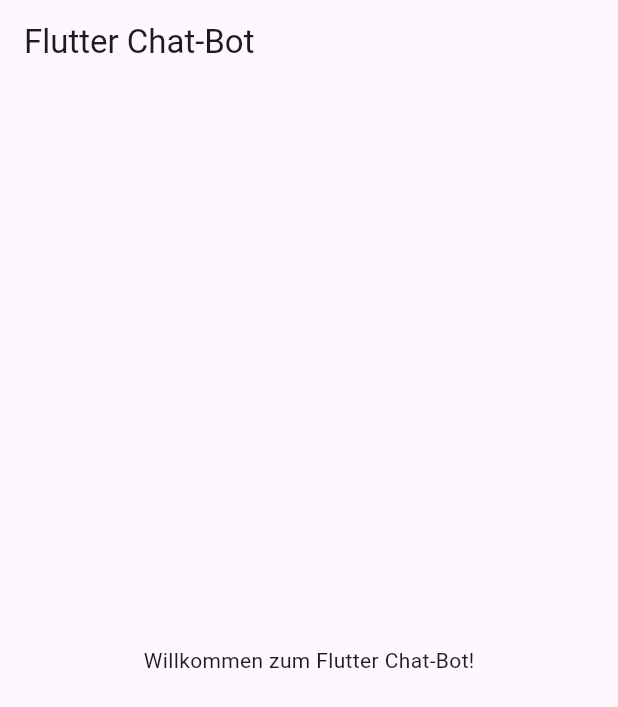
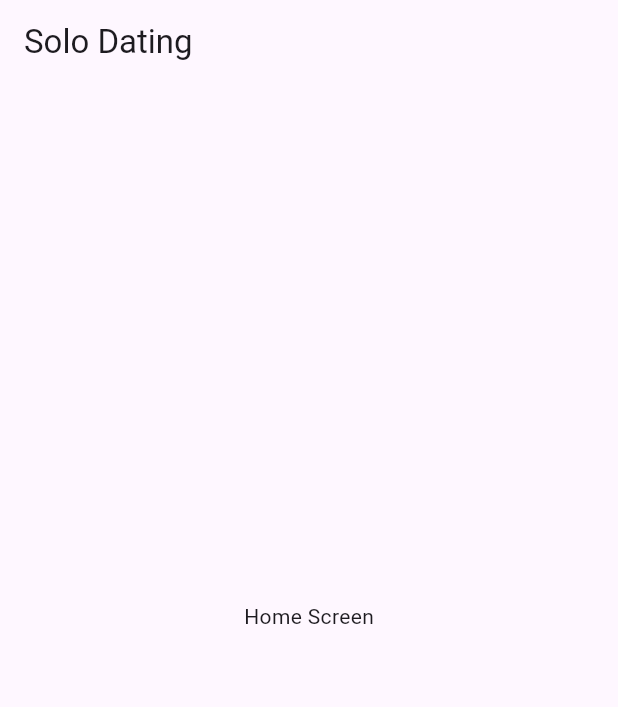
Before and after one commit to Birrer02/flutter-chat-bot, a Flutter app: the screen it shows after launch, on a phone screen of 412 x 824 dp. Shown: the top 707 px of the screen. Run offline on Flutter 3.47's test engine with Material 3 defaults, Android fonts, the phone set to English and light mode, and no system bars.

Commit message:
Update main.dart

```diff
--- a/lib/main.dart
+++ b/lib/main.dart
@@ -1,27 +1,121 @@
 import 'package:flutter/material.dart';
 
 void main() {
-  runApp(const MyApp());
+  runApp(MyApp());
 }
 
 class MyApp extends StatelessWidget {
-  const MyApp({super.key});
+  @override
+  Widget build(BuildContext context) {
+    return MaterialApp(
+      title: 'Solo Dating',
+      theme: ThemeData(
+        primarySwatch: Colors.blue,
+      ),
+      home: MyHomePage(),
+    );
+  }
+}
+
+class MyHomePage extends StatefulWidget {
+  @override
+  _MyHomePageState createState() => _MyHomePageState();
+}
+
+class _MyHomePageState extends State<MyHomePage> {
+  int _currentIndex = 0;
+  final List<Widget> _children = [
+    HomeScreen(),
+    MatchScreen(),
+    MessageScreen(),
+    NotificationScreen(),
+    ProfileScreen(),
+  ];
+
+  void onTabTapped(int index) {
+    setState(() {
+      _currentIndex = index;
+    });
+  }
 
   @override
   Widget build(BuildContext context) {
-    return MaterialApp(
-      title: 'Flutter Chat-Bot',
-      theme: ThemeData(
-        primarySwatch: Colors.blue,
+    return Scaffold(
+      appBar: AppBar(
+        title: Text('Solo Dating'),
       ),
-      home: const Scaffold(
-        appBar: AppBar(
-          title: Text('Flutter Chat-Bot'),
-        ),
-        body: Center(
-          child: Text('Willkommen zum Flutter Chat-Bot!'),
-        ),
+      body: _children[_currentIndex],
+      bottomNavigationBar: BottomNavigationBar(
+        onTap: onTabTapped,
+        currentIndex: _currentIndex,
+        items: [
+          BottomNavigationBarItem(
+            icon: new Icon(Icons.home),
+            label: 'Home',
+          ),
+          BottomNavigationBarItem(
+            icon: new Icon(Icons.favorite),
+            label: 'Match',
+          ),
+          BottomNavigationBarItem(
+            icon: new Icon(Icons.message),
+            label: 'Messages',
+          ),
+          BottomNavigationBarItem(
+            icon: new Icon(Icons.notifications),
+            label: 'Notifications',
+          ),
+          BottomNavigationBarItem(
+            icon: new Icon(Icons.person),
+            label: 'Profile',
+          ),
+        ],
       ),
     );
   }
 }
+
+class HomeScreen extends StatelessWidget {
+  @override
+  Widget build(BuildContext context) {
+    return Center(
+      child: Text('Home Screen'),
+    );
+  }
+}
+
+class MatchScreen extends StatelessWidget {
+  @override
+  Widget build(BuildContext context) {
+    return Center(
+      child: Text('Match Screen'),
+    );
+  }
+}
+
+class MessageScreen extends StatelessWidget {
+  @override
+  Widget build(BuildContext context) {
+    return Center(
+      child: Text('Message Screen'),
+    );
+  }
+}
+
+class NotificationScreen extends StatelessWidget {
+  @override
+  Widget build(BuildContext context) {
+    return Center(
+      child: Text('Notification Screen'),
+    );
+  }
+}
+
+class ProfileScreen extends StatelessWidget {
+  @override
+  Widget build(BuildContext context) {
+    return Center(
+      child: Text('Profile Screen'),
+    );
+  }
+}
```
